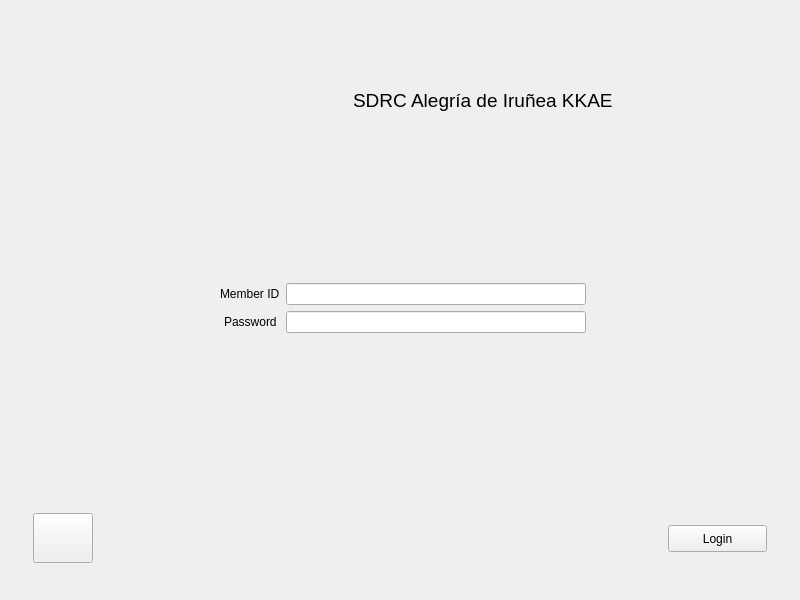
Old version of the form penyamanager/adminloginwindow.ui in the repository eguzki/penyamanager.
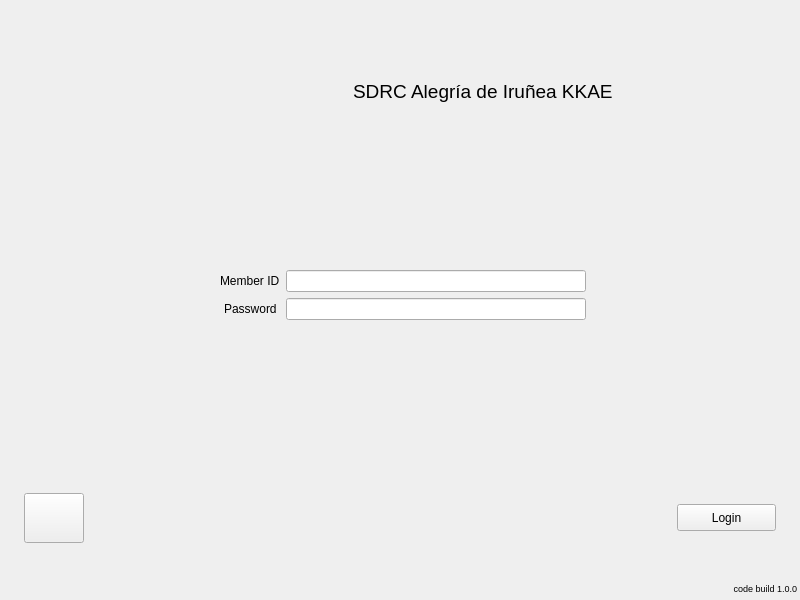
New version of the form. Icons and pictures are not drawn.

Diff of the .ui file:
```diff
--- a/penyamanager/adminloginwindow.ui
+++ b/penyamanager/adminloginwindow.ui
@@ -23,6 +23,21 @@
    <locale language="Spanish" country="Spain"/>
   </property>
   <layout class="QVBoxLayout" name="verticalLayout">
+   <property name="spacing">
+    <number>2</number>
+   </property>
+   <property name="leftMargin">
+    <number>2</number>
+   </property>
+   <property name="topMargin">
+    <number>2</number>
+   </property>
+   <property name="rightMargin">
+    <number>2</number>
+   </property>
+   <property name="bottomMargin">
+    <number>2</number>
+   </property>
    <item>
     <widget class="QFrame" name="topFrame">
      <property name="minimumSize">
@@ -71,7 +86,7 @@
        </widget>
       </item>
       <item>
-       <widget class="QLabel" name="label">
+       <widget class="QLabel" name="logoLabel">
         <property name="font">
          <font>
           <pointsize>37</pointsize>
@@ -233,6 +248,57 @@
      </layout>
     </widget>
    </item>
+   <item>
+    <widget class="QWidget" name="versionWidget" native="true">
+     <property name="minimumSize">
+      <size>
+       <width>0</width>
+       <height>30</height>
+      </size>
+     </property>
+     <property name="maximumSize">
+      <size>
+       <width>16777215</width>
+       <height>20</height>
+      </size>
+     </property>
+     <layout class="QHBoxLayout" name="horizontalLayout_3">
+      <property name="spacing">
+       <number>1</number>
+      </property>
+      <property name="leftMargin">
+       <number>1</number>
+      </property>
+      <property name="topMargin">
+       <number>1</number>
+      </property>
+      <property name="rightMargin">
+       <number>1</number>
+      </property>
+      <property name="bottomMargin">
+       <number>1</number>
+      </property>
+      <item>
+       <widget class="QLabel" name="versionLabel">
+        <property name="font">
+         <font>
+          <pointsize>7</pointsize>
+         </font>
+        </property>
+        <property name="layoutDirection">
+         <enum>Qt::LeftToRight</enum>
+        </property>
+        <property name="text">
+         <string notr="true">code build 1.0.0</string>
+        </property>
+        <property name="alignment">
+         <set>Qt::AlignRight|Qt::AlignTrailing|Qt::AlignVCenter</set>
+        </property>
+       </widget>
+      </item>
+     </layout>
+    </widget>
+   </item>
   </layout>
  </widget>
  <layoutdefault spacing="6" margin="11"/>
```
